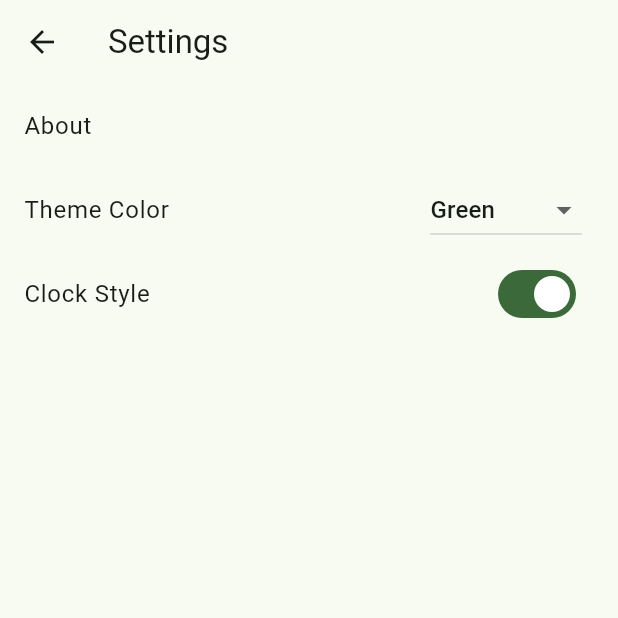
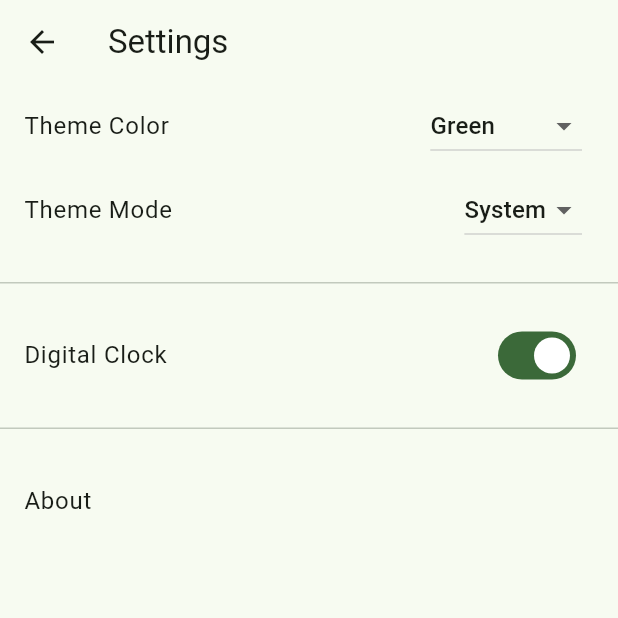
Before and after one commit to GT-610/lunadial, a Flutter app: the screen it shows after launch, after a tap on the "settings" icon, on a phone screen of 412 x 824 dp, the top half of it. Run offline on Flutter 3.47's test engine with Material 3 defaults, Android fonts, the phone set to English and light mode, and no system bars; our stand-ins replace analog_clock, table_calendar.

Commit message:
Reorder settings page menus

```diff
--- /dev/null
+++ b/lib/app_data.dart
@@ -0,0 +1,30 @@
+import 'package:flutter/material.dart';
+
+/// Data model for application settings.
+class AppData extends ChangeNotifier {
+  Color _selectedColor = Colors.green;
+  bool _isDigitalClock = true;
+  ThemeMode _themeMode = ThemeMode.system;
+
+  Color get selectedColor => _selectedColor;
+  bool get isDigitalClock => _isDigitalClock;
+  ThemeMode get themeMode => _themeMode;
+
+  /// Set the selected theme color.
+  void setSelectedColor(Color color) {
+    _selectedColor = color;
+    notifyListeners();
+  }
+
+  /// Toggle between digital and analog clock styles.
+  void toggleClockStyle() {
+    _isDigitalClock = !_isDigitalClock;
+    notifyListeners();
+  }
+
+  /// Set the theme mode (Light, Dark, System).
+  void setThemeMode(ThemeMode mode) {
+    _themeMode = mode;
+    notifyListeners();
+  }
+}
--- a/lib/clock_home_page.dart
+++ b/lib/clock_home_page.dart
@@ -4,8 +4,8 @@ import 'package:analog_clock/analog_clock.dart';
 import 'package:table_calendar/table_calendar.dart';
 import 'package:provider/provider.dart';
 import 'dart:async';
-import 'main.dart';
 import 'settings_page.dart'; // 导入 settings_page.dart
+import 'app_data.dart'; // 导入 app_data.dart
 
 class ClockHomePage extends StatefulWidget {
   const ClockHomePage({super.key});
--- a/lib/main.dart
+++ b/lib/main.dart
@@ -1,6 +1,7 @@
 import 'package:flutter/material.dart';
 import 'package:provider/provider.dart';
 import 'clock_home_page.dart';
+import 'app_data.dart';
 
 /// Main entry point of the application.
 void main() {
@@ -10,27 +11,6 @@ void main() {
       child: const MyApp(),
     ),
   );
-}
-
-/// Data model for application settings.
-class AppData extends ChangeNotifier {
-  Color _selectedColor = Colors.green;
-  bool _isDigitalClock = true;
-
-  Color get selectedColor => _selectedColor;
-  bool get isDigitalClock => _isDigitalClock;
-
-  /// Set the selected theme color.
-  void setSelectedColor(Color color) {
-    _selectedColor = color;
-    notifyListeners();
-  }
-
-  /// Toggle between digital and analog clock styles.
-  void toggleClockStyle() {
-    _isDigitalClock = !_isDigitalClock;
-    notifyListeners();
-  }
 }
 
 /// Main application widget.
@@ -54,7 +34,7 @@ class MyApp extends StatelessWidget {
             brightness: Brightness.dark,
             scaffoldBackgroundColor: appData.selectedColor == Colors.black ? Colors.black : null,
           ),
-          themeMode: ThemeMode.system,
+          themeMode: appData.themeMode, // 动态设置主题模式
           home: const ClockHomePage(), // Use ClockHomePage as the home screen
         );
       },
--- a/lib/settings_page.dart
+++ b/lib/settings_page.dart
@@ -1,6 +1,36 @@
 import 'package:flutter/material.dart';
 import 'package:provider/provider.dart';
-import 'main.dart';
+import 'app_data.dart'; // 导入 app_data.dart
+
+/// Dropdown for selecting theme modes.
+class ThemeModeSelectionDropdown extends StatelessWidget {
+  @override
+  Widget build(BuildContext context) {
+    final appData = Provider.of<AppData>(context);
+    return DropdownButton<ThemeMode>(
+      value: appData.themeMode,
+      items: const [
+        DropdownMenuItem(
+          value: ThemeMode.system,
+          child: Text('System'),
+        ),
+        DropdownMenuItem(
+          value: ThemeMode.light,
+          child: Text('Light'),
+        ),
+        DropdownMenuItem(
+          value: ThemeMode.dark,
+          child: Text('Dark'),
+        ),
+      ],
+      onChanged: (ThemeMode? value) {
+        if (value != null) {
+          appData.setThemeMode(value);
+        }
+      },
+    );
+  }
+}
 
 /// Settings page for customizing application preferences.
 class SettingsPage extends StatelessWidget {
@@ -16,6 +46,36 @@ class SettingsPage extends StatelessWidget {
       ),
       body: ListView(
         children: <Widget>[
+          // Appearance section
+          ListTile(
+            title: const Text('Theme Color'),
+            trailing: ColorSelectionDropdown(),
+          ),
+          ListTile(
+            title: const Text('Theme Mode'),
+            trailing: ThemeModeSelectionDropdown(),
+          ),
+
+          const SizedBox(height: 20), // 添加间距
+          const Divider(height: 1),
+          const SizedBox(height: 20), // 添加间距
+
+          // Clock Style section
+          ListTile(
+            title: const Text('Digital Clock'),
+            trailing: Switch(
+              value: appData.isDigitalClock,
+              onChanged: (value) {
+                appData.toggleClockStyle();
+              },
+            ),
+          ),
+
+          const SizedBox(height: 20), // 添加间距
+          const Divider(height: 1),
+          const SizedBox(height: 20), // 添加间距
+
+          // About section
           ListTile(
             title: const Text('About'),
             onTap: () {
@@ -24,7 +84,7 @@ class SettingsPage extends StatelessWidget {
                 builder: (BuildContext context) {
                   return AlertDialog(
                     title: const Text("About"),
-                    content: const Text("Desuclock \n Version: 0.0.1"),
+                    content: const Text("Desuclock \n Version: 0.0.5"),
                     actions: [
                       TextButton(
                         child: const Text("Close"),
@@ -37,19 +97,6 @@ class SettingsPage extends StatelessWidget {
                 },
               );
             },
-          ),
-          ListTile(
-            title: const Text('Theme Color'),
-            trailing: ColorSelectionDropdown(),
-          ),
-          ListTile(
-            title: const Text('Clock Style'),
-            trailing: Switch(
-              value: appData.isDigitalClock,
-              onChanged: (value) {
-                appData.toggleClockStyle();
-              },
-            ),
           ),
         ],
       ),
```
